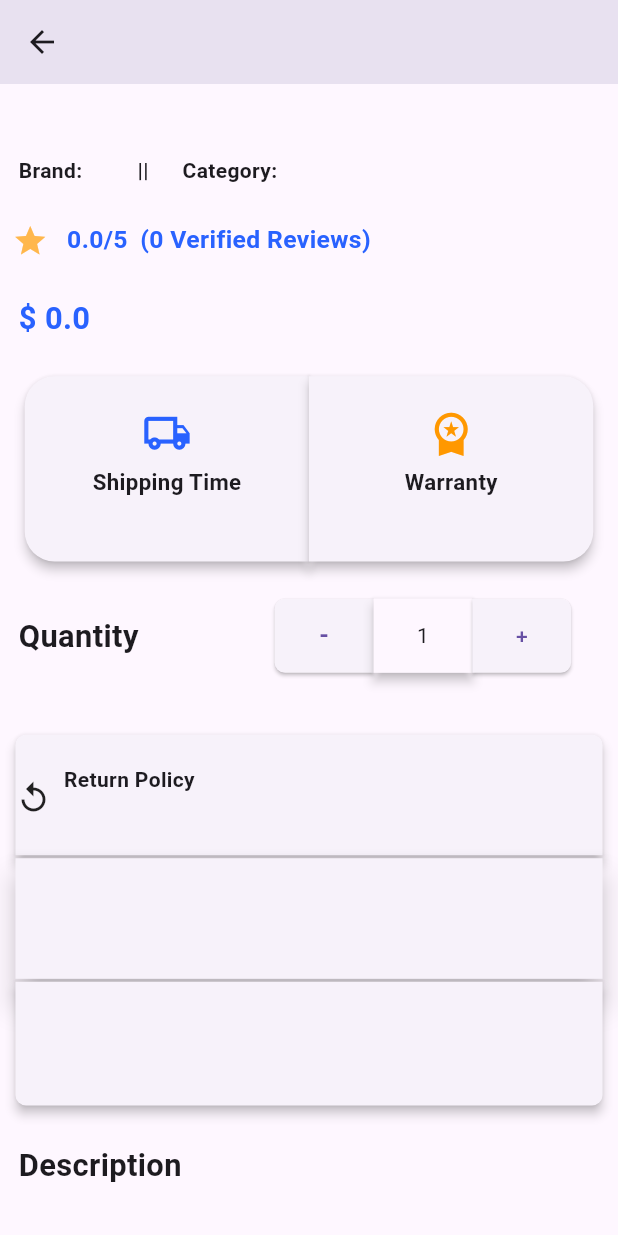
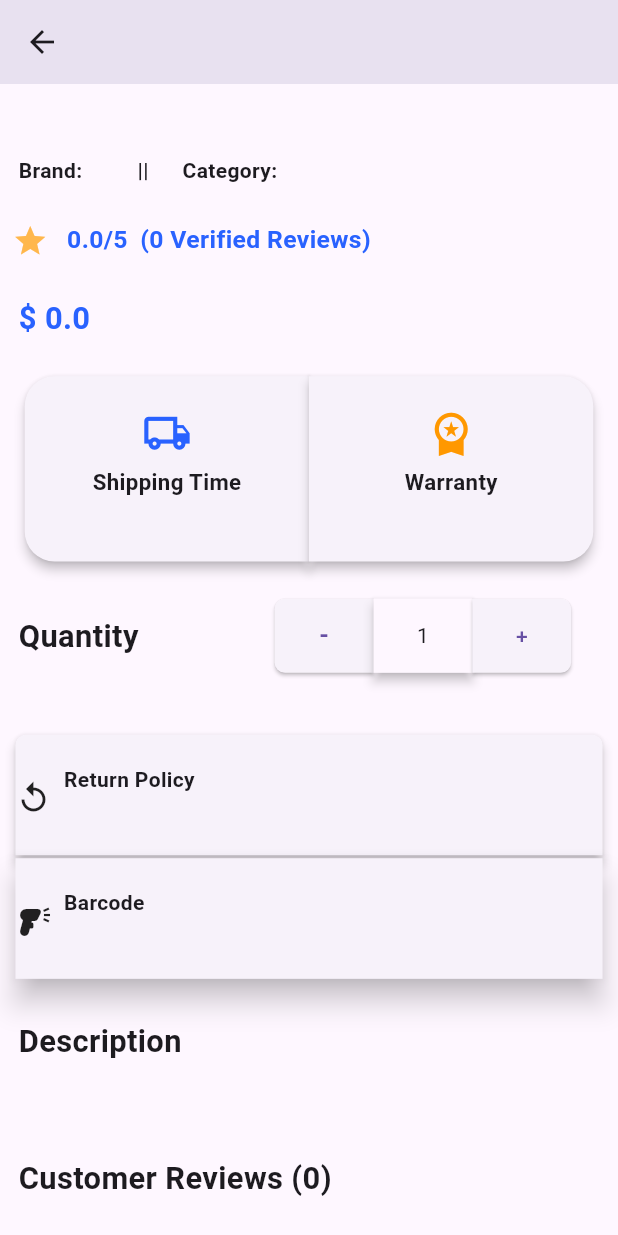
Before and after one commit to ShahzaibAliofficial/flutter-shopping-app, a Flutter app: the ProductDetailScreen screen opened directly with empty values, scrolled down 401 dp, on a phone screen of 412 x 824 dp. Run offline on Flutter 3.47's test engine with Material 3 defaults, Android fonts, the light colour scheme and no system bars; our stand-ins replace google_fonts, shared_preferences, smooth_page_indicator; accounts and stored records are empty; network calls fail.

Commit message:
Added Product Detail Screen with reviews and rating UI

```diff
--- a/lib/models/product_model.dart
+++ b/lib/models/product_model.dart
@@ -17,6 +17,8 @@ class ProductModel {
   final String warrantyInformation;
   final String returnPolicy;
   final int minimumOrderQuantity;
+  final String barcode;
+  final String qrCode;
   final List<ReviewModel>reviews;
   ProductModel({
     required this.id,
@@ -35,10 +37,12 @@ class ProductModel {
     required this.returnPolicy,
     required this.shippingInformation,
     required this.warrantyInformation,
-    required this.reviews
-
+    required this.reviews,
+    required this.barcode,
+    required this.qrCode,
   });
   factory ProductModel.fromJson(Map<String, dynamic> json) {
+
     return ProductModel(
       id: json['id'] ?? '',
       title: json['title'] ?? '',
@@ -50,6 +54,8 @@ class ProductModel {
       description: json['description'] ?? '',
       images: List<String>.from(json['images']?? []),
       stock: json['stock'] ?? '',
+      barcode: json['meta']?['barcode'] ?? '',
+      qrCode: json['meta']['qrCode'],
       discountPercentage: (json['discountPercentage'] as num).toDouble(),
       availabilityStatus: json['availabilityStatus'] ?? '',
       minimumOrderQuantity: json['minimumOrderQuantity'] ?? '',
--- a/lib/screens/product_detail_screen.dart
+++ b/lib/screens/product_detail_screen.dart
@@ -2,8 +2,9 @@ import 'package:carousel_slider/carousel_slider.dart';
 import 'package:flutter/cupertino.dart';
 import 'package:flutter/material.dart';
 import 'package:shahz_cart_shopping_app/models/product_model.dart';
-import 'package:carousel_slider/carousel_controller.dart';
 import 'package:smooth_page_indicator/smooth_page_indicator.dart';
+import 'package:intl/intl.dart';
+
 
 class ProductDetailScreen extends StatefulWidget {
   final ProductModel product;
@@ -12,7 +13,6 @@ class ProductDetailScreen extends StatefulWidget {
   @override
   State<ProductDetailScreen> createState() => _ProductDetailScreenState();
 }
-
 class _ProductDetailScreenState extends State<ProductDetailScreen> {
   int quantity = 1;
   int activeIndex = 0;
@@ -438,20 +438,33 @@ class _ProductDetailScreenState extends State<ProductDetailScreen> {
                     borderRadius: BorderRadius.all(Radius.circular(0)),
                 ),
                 elevation: 8,
-              ),
-            ),
-            Container(
-              width: w*0.95,
-              height: h*0.1,
-              child: Card(
-                margin: EdgeInsets.zero,
-                shape: RoundedRectangleBorder(
-                    borderRadius: BorderRadius.only(
-                        bottomRight: Radius.circular(7),
-                        bottomLeft: Radius.circular(7)
+                child: Column(
+                  mainAxisAlignment: MainAxisAlignment.center,
+                  children: [
+                    Row(
+                      children: [
+                        Padding(
+                            padding:  EdgeInsets.only(top: h*0.03),
+                          child: Icon(Icons.barcode_reader),
+                        ),
+                        SizedBox(
+                          width: w*0.02,
+                        ),
+                        Text('Barcode',style: TextStyle(
+                            fontWeight: FontWeight.bold
+                        ),)
+                      ],
+                    ),
+                    Padding(
+                      padding:  EdgeInsets.only(left: w*0.08),
+                      child: Align(
+                          alignment: Alignment.topLeft,
+                          child: Text(widget.product.barcode,style: TextStyle(
+
+                          ),)),
                     )
+                  ],
                 ),
-                elevation: 3,
               ),
             ),
             SizedBox(height: h * 0.03),
@@ -470,9 +483,84 @@ class _ProductDetailScreenState extends State<ProductDetailScreen> {
             ),
             SizedBox(height: h * 0.02),
             Padding(
-              padding: EdgeInsets.only(left: w * 0.03),
+              padding: EdgeInsets.only(left: w* 0.03),
               child: Text(widget.product.description),
             ),
+            SizedBox(
+              height: h*0.03,
+            ),
+            Padding(
+              padding: EdgeInsets.only(left: w* 0.03),
+              child: Align(
+                  alignment: Alignment.topLeft,
+                  child: Row(
+                    children: [
+                      Text('Customer Reviews',style: TextStyle(
+                        fontWeight: FontWeight.bold,
+                        fontSize: h * 0.025,
+                      ),),
+                     Text(' (${widget.product.reviews.length})',style: TextStyle(
+                       fontWeight: FontWeight.bold,
+                       fontSize: h * 0.025,
+                     ),)
+                    ],
+                  )
+              ),
+            ),
+            SizedBox(
+              height: h*0.03,
+            ),
+            ListView.builder(
+                shrinkWrap: true,
+                itemCount: widget.product.reviews.length,
+                itemBuilder: (context, index){
+                   final review = widget.product.reviews[index];
+                   final formattedDate = DateFormat('dd MMM yyy').format(DateTime.parse(review.date));
+                   return Container(
+                     width: w*0.9,
+                     height: h*0.2,
+                     child: Card(
+                       elevation: 5,
+                       child: Column(
+                         mainAxisAlignment: MainAxisAlignment.center,
+                         children: [
+                           ListTile(
+                             leading: CircleAvatar(
+                               radius: h*0.03,
+                               backgroundColor: Colors.blueGrey.shade100,
+                               child: Text(review.reviewerName[0],style: TextStyle(
+                                   fontWeight: FontWeight.bold,
+                                 color: Colors.black
+                               ),),
+                             ),
+                           title: Text(review.reviewerName,style: TextStyle(
+                             fontWeight: FontWeight.bold
+                           ),),
+                             trailing: Row(
+                               mainAxisSize: MainAxisSize.min,
+                               children: List.generate(5, (index){
+                                 if(index < review.rating){
+                                   return Icon(Icons.star,color: Colors.amber,size: h*0.025,);
+                                 }
+                                 else{
+                                   return Icon(Icons.star,size: h*0.025,color: Colors.grey.shade400,);
+
+                                 }
+                               })
+                             ),
+                             subtitle: Text(formattedDate),
+                           ),
+                           Padding(
+                             padding:  EdgeInsets.only(left: w*0.22),
+                             child: Align(
+                                 alignment: Alignment.topLeft,
+                                 child: Text(review.comment)),
+                           )
+                         ],
+                       ),
+                     ),
+                   );
+                })
           ],
         ),
       ),
--- a/pubspec.yaml
+++ b/pubspec.yaml
@@ -41,7 +41,7 @@ dependencies:
   badges: ^3.1.2
   google_fonts: ^8.1.0
   shared_preferences: ^2.5.3
-
+  intl: ^0.20.3
 
 dev_dependencies:
   flutter_test:
```
Also changed, not shown: pubspec.lock.
